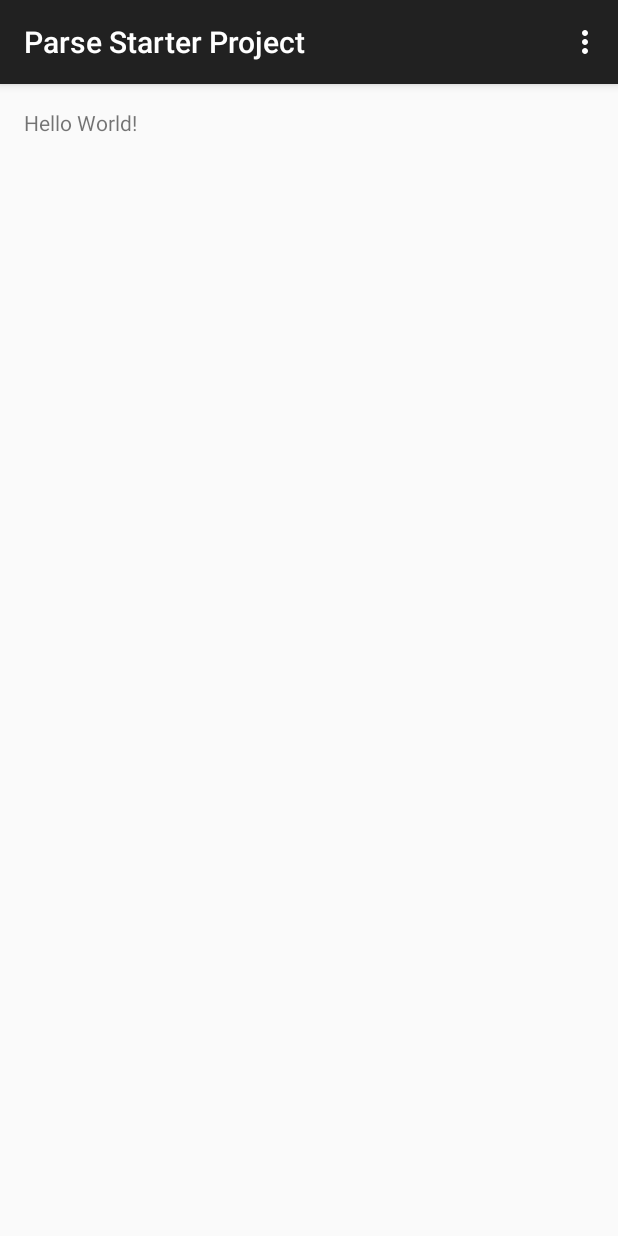
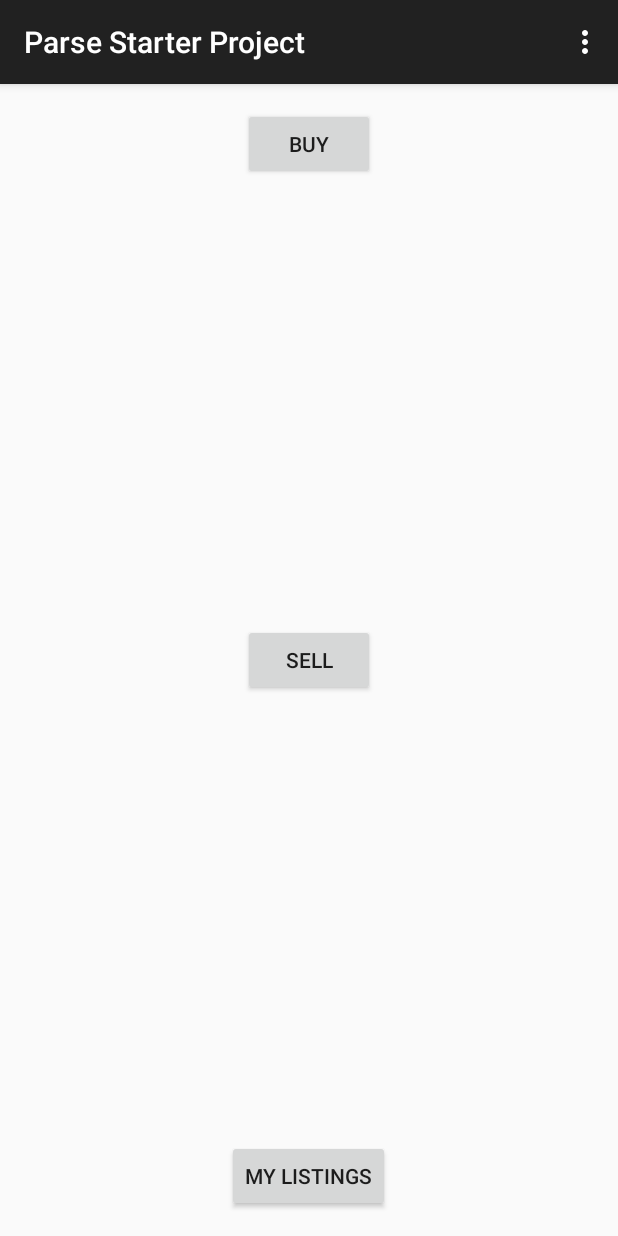
Before and after one commit to marcelaguiar/Free-And-For-Sale-3.0, an Android app: the screen it shows after launch (MainActivity), on a phone screen of 412 x 824 dp. Run offline under Robolectric (Android 15) with nearby library versions, the phone set to English and light mode, and no system bars; libraries missing offline, so code that uses them is left out: com.parse; 9 statements that could not run were skipped.

Commit message:
Added Buttons
Buy Sell and View Listings buttons added

```diff
--- a/ParseStarterProject/src/main/res/layout/activity_main.xml
+++ b/ParseStarterProject/src/main/res/layout/activity_main.xml
@@ -16,9 +16,29 @@
                 android:paddingBottom="@dimen/activity_vertical_margin"
                 tools:context=".MainActivity">
 
-    <TextView
-        android:text="@string/hello_world"
+    <Button
         android:layout_width="wrap_content"
-        android:layout_height="wrap_content"/>
+        android:layout_height="wrap_content"
+        android:text="Buy"
+        android:id="@+id/buyButton"
+        android:layout_alignParentTop="true"
+        android:layout_centerHorizontal="true"
+        android:onClick="buyPage"/>
+
+    <Button
+        android:layout_width="wrap_content"
+        android:layout_height="wrap_content"
+        android:text="Sell"
+        android:id="@+id/sellButton"
+        android:layout_centerVertical="true"
+        android:layout_alignLeft="@+id/buyButton" />
+
+    <Button
+        android:layout_width="wrap_content"
+        android:layout_height="wrap_content"
+        android:text="My Listings"
+        android:id="@+id/myListingsButton"
+        android:layout_alignParentBottom="true"
+        android:layout_centerHorizontal="true" />
 
 </RelativeLayout>
```
